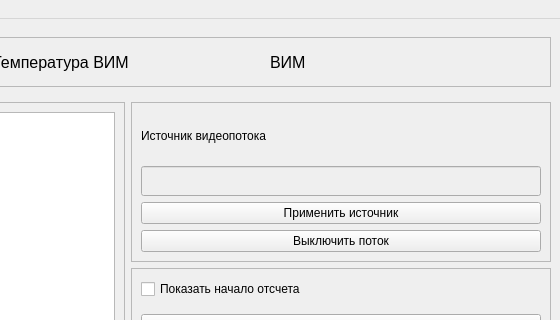
Before: the Qt Designer form ui/main.ui in DoubleCitizen/SSUGT_inclinometer, drawn with Qt 5; both pictures show x 730 to 1290 and y 0 to 320 of the 1290 by 600 pixel window.
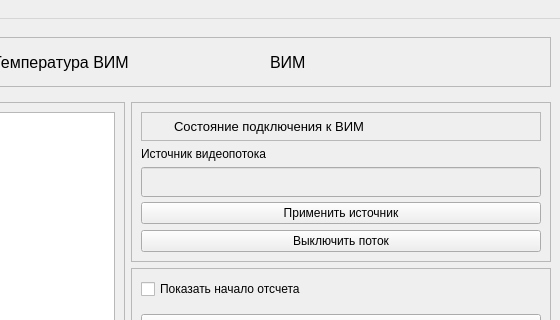
After: the same form once the commit is applied. Icons and pictures are not drawn. Custom widgets are drawn as their Qt base class.

Commit message: Добавлены Label для отображения статуса подключения к esp32

The edit to the form file:
```diff
--- a/ui/main.ui
+++ b/ui/main.ui
@@ -94,14 +94,14 @@
        <enum>QFrame::Raised</enum>
       </property>
       <layout class="QGridLayout" name="gridLayout_3">
-       <item row="2" column="0">
-        <widget class="QPushButton" name="pushButton_apply_source">
+       <item row="4" column="0">
+        <widget class="QPushButton" name="pushButton_stop_stream">
          <property name="text">
-          <string>Применить источник</string>
+          <string>Выключить поток</string>
          </property>
         </widget>
        </item>
-       <item row="0" column="0">
+       <item row="1" column="0">
         <widget class="QLabel" name="label">
          <property name="minimumSize">
           <size>
@@ -114,7 +114,14 @@
          </property>
         </widget>
        </item>
-       <item row="1" column="0">
+       <item row="3" column="0">
+        <widget class="QPushButton" name="pushButton_apply_source">
+         <property name="text">
+          <string>Применить источник</string>
+         </property>
+        </widget>
+       </item>
+       <item row="2" column="0">
         <widget class="QLineEdit" name="lineEdit_source_video">
          <property name="enabled">
           <bool>false</bool>
@@ -127,11 +134,74 @@
          </property>
         </widget>
        </item>
-       <item row="3" column="0">
-        <widget class="QPushButton" name="pushButton_stop_stream">
-         <property name="text">
-          <string>Выключить поток</string>
+       <item row="0" column="0">
+        <widget class="QFrame" name="frame_5">
+         <property name="frameShape">
+          <enum>QFrame::StyledPanel</enum>
          </property>
+         <property name="frameShadow">
+          <enum>QFrame::Raised</enum>
+         </property>
+         <layout class="QHBoxLayout" name="horizontalLayout_2">
+          <property name="spacing">
+           <number>0</number>
+          </property>
+          <property name="leftMargin">
+           <number>0</number>
+          </property>
+          <property name="topMargin">
+           <number>0</number>
+          </property>
+          <property name="rightMargin">
+           <number>0</number>
+          </property>
+          <property name="bottomMargin">
+           <number>0</number>
+          </property>
+          <item>
+           <widget class="QLabel" name="label_status_esp_icon">
+            <property name="sizePolicy">
+             <sizepolicy hsizetype="Fixed" vsizetype="Fixed">
+              <horstretch>0</horstretch>
+              <verstretch>0</verstretch>
+             </sizepolicy>
+            </property>
+            <property name="minimumSize">
+             <size>
+              <width>32</width>
+              <height>32</height>
+             </size>
+            </property>
+            <property name="maximumSize">
+             <size>
+              <width>32</width>
+              <height>32</height>
+             </size>
+            </property>
+            <property name="text">
+             <string/>
+            </property>
+           </widget>
+          </item>
+          <item>
+           <widget class="QLabel" name="label_status_esp_connect">
+            <property name="sizePolicy">
+             <sizepolicy hsizetype="Expanding" vsizetype="Preferred">
+              <horstretch>0</horstretch>
+              <verstretch>0</verstretch>
+             </sizepolicy>
+            </property>
+            <property name="font">
+             <font>
+              <pointsize>10</pointsize>
+             </font>
+            </property>
+            <property name="text">
+             <string>Состояние подключения к ВИМ</string>
+            </property>
+           </widget>
+          </item>
+         </layout>
         </widget>
        </item>
       </layout>
```
The commit also changes 1 other file.
